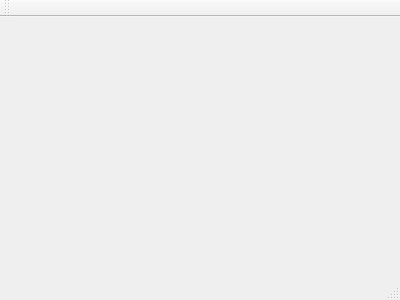
Above: MainWindow.ui from BingFull/CyberX before the change. Below: the same form after it.
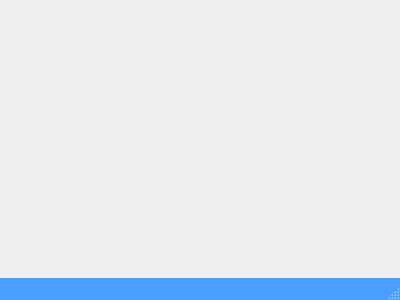
That is the form after the change.

Commit message: Add connect dialog.

The edit to the form file:
```diff
--- a/MainWindow.ui
+++ b/MainWindow.ui
@@ -12,13 +12,15 @@
   <property name="windowTitle" >
    <string>MainWindow</string>
   </property>
-  <widget class="QMenuBar" name="menuBar" />
-  <widget class="QToolBar" name="mainToolBar" />
-  <widget class="QWidget" name="centralWidget" />
-  <widget class="QStatusBar" name="statusBar" />
+  <property name="styleSheet">
+   <string notr="true">QStatusBar{
+	background-color: rgb(72, 159, 255);
+}</string>
+  </property>
+  <widget class="QWidget" name="centralWidget"/>
+  <widget class="QStatusBar" name="statusBar"/>
  </widget>
- <layoutDefault spacing="6" margin="11" />
- <pixmapfunction></pixmapfunction>
+ <layoutdefault spacing="6" margin="11"/>
  <resources/>
  <connections/>
 </ui>
```
Left out of the diff: 7 changed lines with no effect on the pictures. The commit also changes 6 other files.
